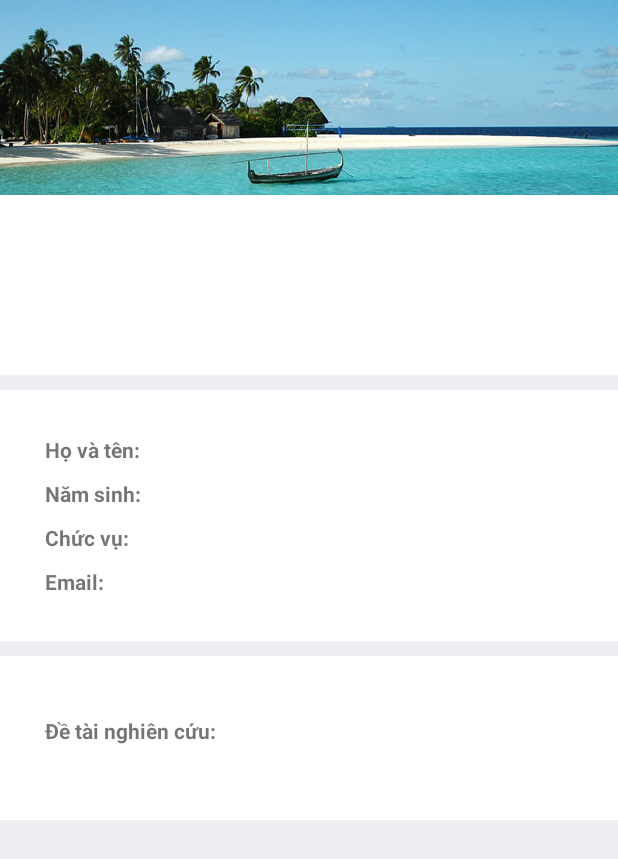
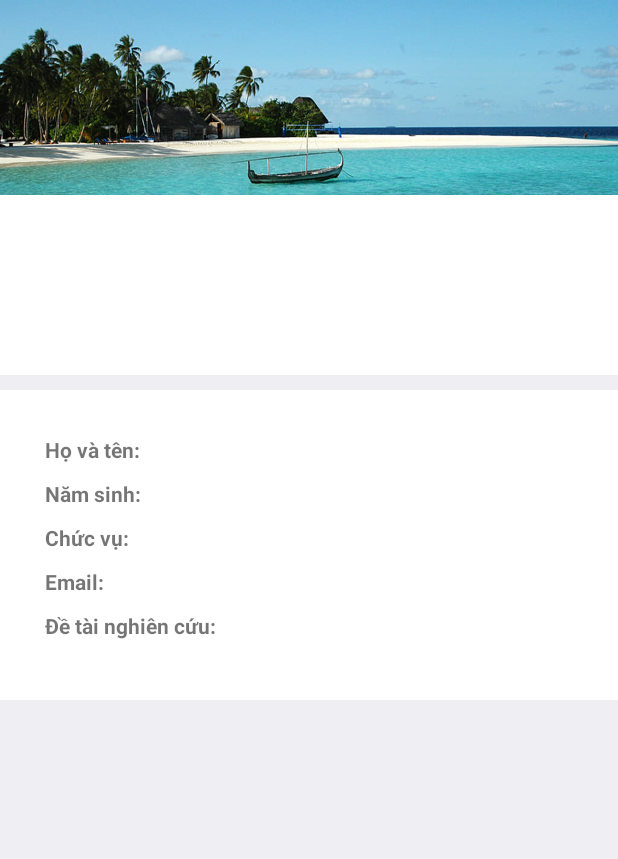
Before and after one commit to tainguyennls/andpros, an Android app: the DetailLecturerActivity screen opened directly, with no data from a screen before it, on a phone screen of 412 x 824 dp. Shown: the top 859 px of the screen. Run offline under Robolectric (Android 15) with nearby library versions, the phone set to English and light mode, and no system bars; our stand-ins replace CircleImageView, Firebase (no records; nobody signed in at launch, a user with empty details on screens opened directly); 7 statements that could not run were skipped.

Commit message:
Change control in lecturer

```diff
--- a/app/src/main/java/com/example/nguyenhuutai/studentapp/DetailLecturerActivity.java
+++ b/app/src/main/java/com/example/nguyenhuutai/studentapp/DetailLecturerActivity.java
@@ -3,13 +3,12 @@ package com.example.nguyenhuutai.studentapp;
 import android.content.Intent;
 import android.support.v7.app.AppCompatActivity;
 import android.os.Bundle;
-import android.widget.ArrayAdapter;
 import android.widget.ImageView;
-import android.widget.ListAdapter;
 import android.widget.ListView;
 import android.widget.TextView;
 
 
+import com.example.nguyenhuutai.studentapp.adapters.ItemAdapter;
 import com.example.nguyenhuutai.studentapp.model.LecturerModel;
 import com.example.nguyenhuutai.studentapp.model.StringItem;
 import com.google.firebase.database.DataSnapshot;
@@ -29,7 +28,7 @@ public class DetailLecturerActivity extends AppCompatActivity {
     private int id;
     private DatabaseReference df;
     private List<StringItem> topics;
-    private ListAdapter listAdapterTopics;
+    private ItemAdapter itemTopics;
     private ListView lv_Topics;
 
     @Override
@@ -142,8 +141,10 @@ public class DetailLecturerActivity extends AppCompatActivity {
                    @Override
                    public void callback(List<StringItem> topics) {
                        lecturerModels.setTopic(topics);
-                       listAdapterTopics = new ArrayAdapter<StringItem>(getBaseContext(),android.R.layout.simple_list_item_1,topics);
-                       lv_Topics.setAdapter(listAdapterTopics);
+                       itemTopics = new ItemAdapter(DetailLecturerActivity.this,R.id.lv_topics,topics);
+                       lv_Topics.setAdapter(itemTopics);
+                       lv_Topics.setScrollContainer(false);
+                       lv_Topics.setClickable(false);
                    }
                });
            }
--- /dev/null
+++ b/app/src/main/java/com/example/nguyenhuutai/studentapp/adapters/ItemAdapter.java
@@ -0,0 +1,39 @@
+package com.example.nguyenhuutai.studentapp.adapters;
+
+import android.content.Context;
+import android.view.LayoutInflater;
+import android.view.View;
+import android.view.ViewGroup;
+import android.widget.ArrayAdapter;
+import android.widget.TextView;
+
+import com.example.nguyenhuutai.studentapp.R;
+import com.example.nguyenhuutai.studentapp.model.StringItem;
+
+import java.util.List;
+
+public class ItemAdapter extends ArrayAdapter<StringItem> {
+
+    private  Context context;
+    private int resource;
+    private List<StringItem> items;
+    private TextView txtName;
+
+    public ItemAdapter(Context context, int resource, List<StringItem> objects) {
+        super(context, resource, objects);
+        this.context  = context;
+        this.resource = resource;
+        this.items = objects;
+    }
+
+    @Override
+    public View getView(int position,View convertView,ViewGroup parent) {
+        if(convertView == null){
+            convertView = LayoutInflater.from(context).inflate(R.layout.item_string_details,parent,false);
+            txtName  = convertView.findViewById(R.id.item_details);
+            StringItem stringItem  = items.get(position);
+            txtName.setText(stringItem.getName());
+        }
+        return convertView;
+    }
+}
--- a/app/src/main/res/layout/activity_detail_lecturer.xml
+++ b/app/src/main/res/layout/activity_detail_lecturer.xml
@@ -1,5 +1,5 @@
 <?xml version="1.0" encoding="utf-8"?>
-<ScrollView
+<LinearLayout
     xmlns:android="http://schemas.android.com/apk/res/android"
     xmlns:app="http://schemas.android.com/apk/res-auto"
     xmlns:tools="http://schemas.android.com/tools"
@@ -8,7 +8,6 @@
     android:layout_width="match_parent"
     android:layout_height="match_parent"
     tools:context=".DetailLecturerActivity">
-
    <LinearLayout
        android:orientation="vertical"
        android:layout_width="match_parent"
@@ -49,7 +48,7 @@
            android:background="#fff"
            android:padding="30dp"
            android:layout_width="match_parent"
-           android:layout_height="wrap_content">
+           android:layout_height="match_parent">
 
            <LinearLayout
                android:paddingBottom="10dp"
@@ -109,22 +108,6 @@
                    android:layout_width="wrap_content"
                    android:layout_height="wrap_content" />
            </LinearLayout>
-       </LinearLayout>
-
-
-       <LinearLayout
-           android:layout_marginTop="10dp"
-           android:orientation="vertical"
-           android:background="#fff"
-           android:padding="30dp"
-           android:layout_width="match_parent"
-           android:layout_height="match_parent">
-
-           <LinearLayout
-               android:orientation="vertical"
-               android:paddingBottom="10dp"
-               android:layout_width="match_parent"
-               android:layout_height="match_parent">
 
            <LinearLayout
                android:paddingTop="10dp"
@@ -138,70 +121,12 @@
                    android:text="Đề tài nghiên cứu:" />
            </LinearLayout>
 
-               <LinearLayout
-                   android:orientation="vertical"
-                   android:layout_width="match_parent"
-                   android:layout_height="match_parent">
            <ListView
                android:id="@+id/lv_topics"
                android:divider="@null"
+               android:clickable="false"
                android:layout_width="wrap_content"
                android:layout_height="match_parent" />
        </LinearLayout>
-
-               <!-- After -->
-
-<!--               <LinearLayout
-                   android:paddingTop="10dp"
-                   android:paddingBottom="10dp"
-                   android:layout_width="wrap_content"
-                   android:layout_height="wrap_content">
-                   <TextView
-                       android:textStyle="bold"
-                       android:layout_width="wrap_content"
-                       android:layout_height="wrap_content"
-                       android:text="Luận văn hướng dẫn:" />
-               </LinearLayout>
-
-               <LinearLayout
-                   android:orientation="vertical"
-                   android:layout_width="match_parent"
-                   android:layout_height="wrap_content">
-                   <LinearLayout
-                       android:paddingTop="5dp"
-                       android:paddingBottom="5dp"
-                       android:paddingLeft="15dp"
-                       android:layout_width="match_parent"
-                       android:layout_height="wrap_content">
-                       <TextView
-                           android:text="slsdsas"
-                           android:layout_width="wrap_content"
-                           android:layout_height="wrap_content" />
-                   </LinearLayout>
-                   <LinearLayout
-                       android:paddingTop="5dp"
-                       android:paddingBottom="5dp"
-                       android:paddingLeft="15dp"
-                       android:layout_width="match_parent"
-                       android:layout_height="wrap_content">
-                       <TextView
-                           android:text="slsdsas"
-                           android:layout_width="wrap_content"
-                           android:layout_height="wrap_content" />
-                   </LinearLayout>
-                   <LinearLayout
-                       android:paddingTop="5dp"
-                       android:paddingBottom="5dp"
-                       android:paddingLeft="15dp"
-                       android:layout_width="match_parent"
-                       android:layout_height="wrap_content">
-                       <TextView
-                           android:text="slsdsas"
-                           android:layout_width="wrap_content"
-                           android:layout_height="wrap_content" />
-                   </LinearLayout>
-               </LinearLayout>-->
    </LinearLayout>
 </LinearLayout>
-   </LinearLayout>
-</ScrollView>
--- /dev/null
+++ b/app/src/main/res/layout/item_string_details.xml
@@ -0,0 +1,12 @@
+<?xml version="1.0" encoding="utf-8"?>
+<LinearLayout
+    xmlns:android="http://schemas.android.com/apk/res/android"
+    android:layout_width="match_parent"
+    android:layout_height="match_parent">
+
+    <TextView
+        android:id="@+id/item_details"
+        android:layout_width="wrap_content"
+        android:layout_height="wrap_content" />
+
+</LinearLayout>
--- a/app/src/main/res/menu/navigation.xml
+++ b/app/src/main/res/menu/navigation.xml
@@ -15,6 +15,6 @@
     <item
         android:id="@+id/navigation_notifications"
         android:icon="@drawable/ic_school_black_24dp"
-        android:title="Hồ sơ" />
+        android:title="Thông tin" />
 
 </menu>
```
Lines whose indentation alone changed are shown as unchanged.
